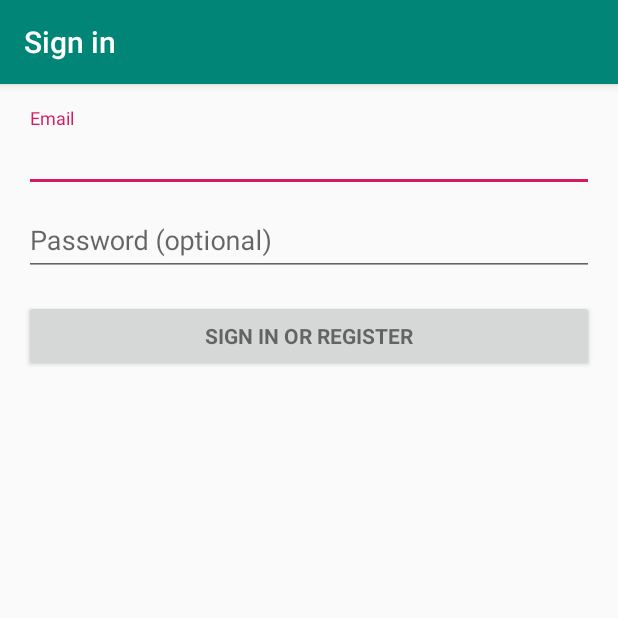
After one commit to vtestiler/Android_WTF, an Android app: the LoginActivity screen opened directly, with no data from a screen before it, on a phone screen of 412 x 824 dp, the top half of it. The commit adds this screen. Run offline under Robolectric (Android 15) with nearby library versions, the phone set to English and light mode, and no system bars; network calls fail.

Commit message:
Finished login activity and user registration. Video 61

```diff
--- a/app/build.gradle
+++ b/app/build.gradle
@@ -27,6 +27,9 @@ dependencies {
     implementation 'com.android.support.constraint:constraint-layout:1.1.3'
     implementation 'com.android.volley:volley:1.1.1'
     implementation 'com.google.android.gms:play-services-maps:15.0.0'
+    implementation 'com.android.support:design:26.1.0'
+    implementation 'com.android.support:support-annotations:26.1.0'
+    implementation 'android.arch.lifecycle:extensions:1.1.1'
     testImplementation 'junit:junit:4.12'
     androidTestImplementation 'com.android.support.test:runner:1.0.2'
     androidTestImplementation 'com.android.support.test.espresso:espresso-core:3.0.2'
--- a/app/src/main/AndroidManifest.xml
+++ b/app/src/main/AndroidManifest.xml
@@ -16,7 +16,10 @@
         android:roundIcon="@mipmap/ic_launcher_round"
         android:supportsRtl="true"
         android:theme="@style/AppTheme">
-        <activity android:name=".activities.ReviewsActivity"></activity>
+        <activity
+            android:name=".activities.LoginActivity"
+            android:label="@string/title_activity_login"></activity>
+        <activity android:name=".activities.ReviewsActivity" />
         <!--
              The API key for Google Maps-based APIs is defined as a string resource.
              (See the file "res/values/google_maps_api.xml").
--- a/app/src/main/java/tk/kituthegreat/wtf/constants/Constants.java
+++ b/app/src/main/java/tk/kituthegreat/wtf/constants/Constants.java
@@ -3,4 +3,7 @@ package tk.kituthegreat.wtf.constants;
 public class Constants {
     public final static String GET_FOOD_TRUCKS = "https://kituthegreat.tk/api/v1/foodtruck";
     public final static String GET_REVIEWS = "https://kituthegreat.tk/api/v1/foodtruck/reviews/";
+    public final static String REGISTER = "https://kituthegreat.tk/api/v1/account/register";
+    public final static String AUTH_TOKEN = "AuthToken";
+    public final static String IS_LOGGED_IN = "IsLoggedIn";
 }
--- /dev/null
+++ b/app/src/main/res/layout/activity_login.xml
@@ -0,0 +1,77 @@
+<LinearLayout xmlns:android="http://schemas.android.com/apk/res/android"
+    xmlns:tools="http://schemas.android.com/tools"
+    android:layout_width="match_parent"
+    android:layout_height="match_parent"
+    android:gravity="center_horizontal"
+    android:orientation="vertical"
+    android:paddingBottom="@dimen/activity_vertical_margin"
+    android:paddingLeft="@dimen/activity_horizontal_margin"
+    android:paddingRight="@dimen/activity_horizontal_margin"
+    android:paddingTop="@dimen/activity_vertical_margin"
+    tools:context="tk.kituthegreat.wtf.activities.LoginActivity">
+
+    <!-- Login progress -->
+    <ProgressBar
+        android:id="@+id/login_progress"
+        style="?android:attr/progressBarStyleLarge"
+        android:layout_width="wrap_content"
+        android:layout_height="wrap_content"
+        android:layout_marginBottom="8dp"
+        android:visibility="gone" />
+
+    <ScrollView
+        android:id="@+id/login_form"
+        android:layout_width="match_parent"
+        android:layout_height="match_parent">
+
+        <LinearLayout
+            android:id="@+id/email_login_form"
+            android:layout_width="match_parent"
+            android:layout_height="wrap_content"
+            android:orientation="vertical">
+
+            <android.support.design.widget.TextInputLayout
+                android:layout_width="match_parent"
+                android:layout_height="wrap_content">
+
+                <AutoCompleteTextView
+                    android:id="@+id/email"
+                    android:layout_width="match_parent"
+                    android:layout_height="wrap_content"
+                    android:hint="@string/prompt_email"
+                    android:inputType="textEmailAddress"
+                    android:maxLines="1"
+                    android:singleLine="true" />
+
+            </android.support.design.widget.TextInputLayout>
+
+            <android.support.design.widget.TextInputLayout
+                android:layout_width="match_parent"
+                android:layout_height="wrap_content">
+
+                <EditText
+                    android:id="@+id/password"
+                    android:layout_width="match_parent"
+                    android:layout_height="wrap_content"
+                    android:hint="@string/prompt_password"
+                    android:imeActionId="@+id/login"
+                    android:imeActionLabel="@string/action_sign_in_short"
+                    android:imeOptions="actionUnspecified"
+                    android:inputType="textPassword"
+                    android:maxLines="1"
+                    android:singleLine="true" />
+
+            </android.support.design.widget.TextInputLayout>
+
+            <Button
+                android:id="@+id/email_sign_in_button"
+                style="?android:textAppearanceSmall"
+                android:layout_width="match_parent"
+                android:layout_height="wrap_content"
+                android:layout_marginTop="16dp"
+                android:text="@string/action_sign_in"
+                android:textStyle="bold" />
+
+        </LinearLayout>
+    </ScrollView>
+</LinearLayout>
--- /dev/null
+++ b/app/src/main/res/values/dimens.xml
@@ -0,0 +1,5 @@
+<resources>
+    <!-- Default screen margins, per the Android Design guidelines. -->
+    <dimen name="activity_horizontal_margin">16dp</dimen>
+    <dimen name="activity_vertical_margin">16dp</dimen>
+</resources>
--- a/app/src/main/res/values/strings.xml
+++ b/app/src/main/res/values/strings.xml
@@ -1,4 +1,18 @@
 <resources>
     <string name="app_name">WTF</string>
     <string name="title_activity_food_truck_detail">Map</string>
+    <string name="title_activity_login">Sign in</string>
+
+    <!-- Strings related to login -->
+    <string name="prompt_email">Email</string>
+    <string name="prompt_password">Password (optional)</string>
+    <string name="action_sign_in">Sign in or register</string>
+    <string name="action_sign_in_short">Sign in</string>
+    <string name="error_invalid_email">This email address is invalid</string>
+    <string name="error_invalid_password">This password is too short</string>
+    <string name="error_incorrect_password">This password is incorrect</string>
+    <string name="error_field_required">This field is required</string>
+    <string name="permission_rationale">"Contacts permissions are needed for providing email
+        completions."
+    </string>
 </resources>
```
Also changed, not shown: app/src/main/java/tk/kituthegreat/wtf/activities/FoodTruckDetailActivity.java (+12 -0 lines), app/src/main/java/tk/kituthegreat/wtf/activities/LoginActivity.java (added, +193 -0 lines), app/src/main/java/tk/kituthegreat/wtf/activities/data/LoginDataSource.java (added, +29 -0 lines), app/src/main/java/tk/kituthegreat/wtf/activities/data/LoginRepository.java (added, +54 -0 lines), app/src/main/java/tk/kituthegreat/wtf/activities/data/Result.java (added, +48 -0 lines), app/src/main/java/tk/kituthegreat/wtf/activities/data/model/LoggedInUser.java (added, +23 -0 lines), app/src/main/java/tk/kituthegreat/wtf/data/AuthService.java (added, +95 -0 lines).
